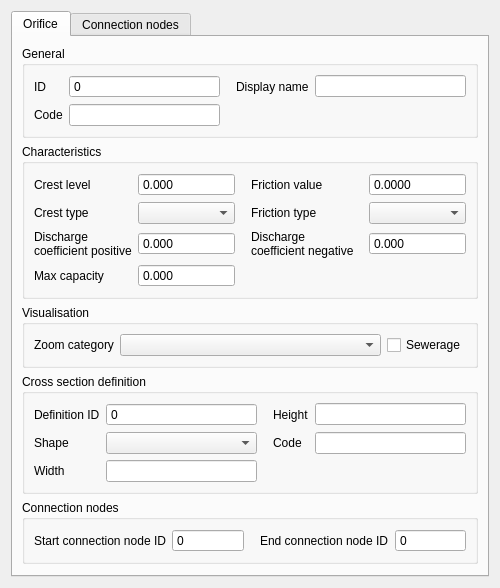
Above: threedi_model_builder/forms/ui/orifice.ui from nens/threedi-schematisation-editor before the change. Below: the same form after it.
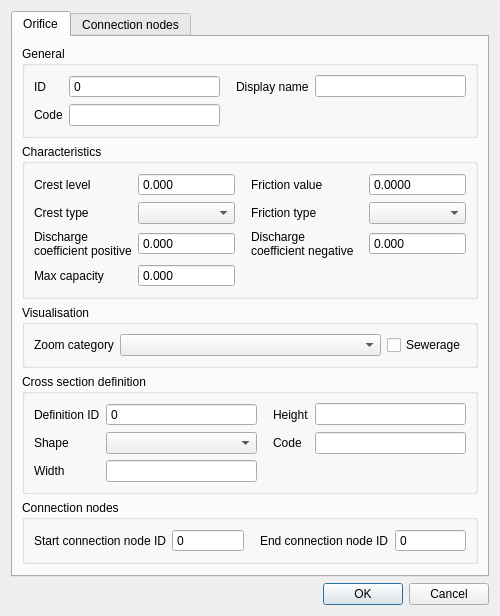
That is the form after the change.

```diff
--- a/threedi_model_builder/forms/ui/orifice.ui
+++ b/threedi_model_builder/forms/ui/orifice.ui
@@ -7,7 +7,7 @@
     <x>0</x>
     <y>0</y>
     <width>500</width>
-    <height>532</height>
+    <height>552</height>
    </rect>
   </property>
   <property name="windowTitle">
@@ -1129,6 +1129,13 @@
      </widget>
     </widget>
    </item>
+   <item row="1" column="0">
+    <widget class="QDialogButtonBox" name="buttonBox">
+     <property name="standardButtons">
+      <set>QDialogButtonBox::Cancel|QDialogButtonBox::Ok</set>
+     </property>
+    </widget>
+   </item>
   </layout>
  </widget>
  <tabstops>
```
